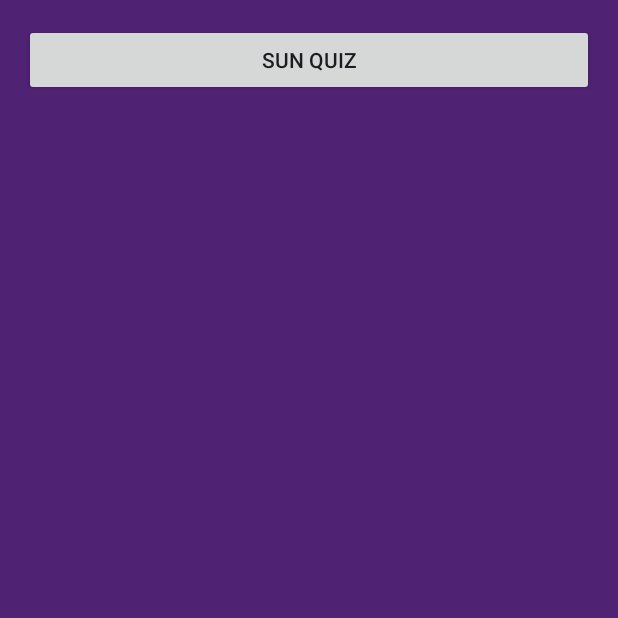
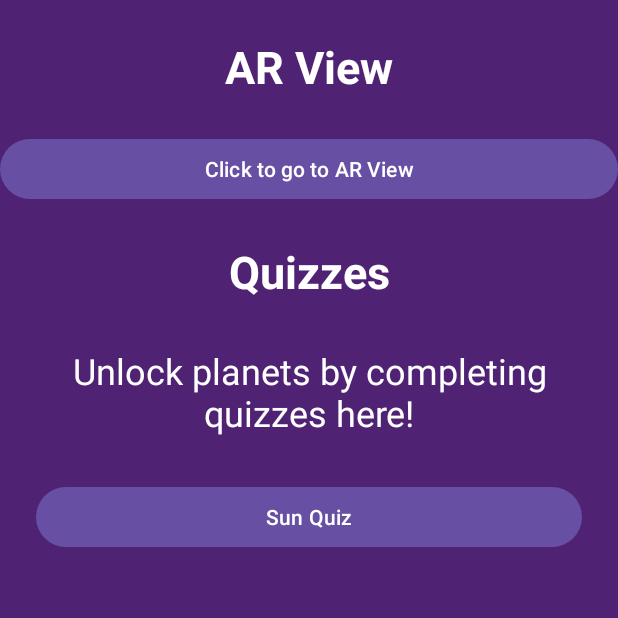
Before and after one commit to amberhogarth/Space_Quiz_App, an Android app: the screen it shows after launch (QuizActivity), after a tap on "Start Quiz", on a phone screen of 412 x 824 dp, the top half of it. Run offline under Robolectric (Android 15) with nearby library versions, the phone set to English and light mode, and no system bars; our stand-ins replace Room's generated code.

Commit message:
Edit UI on Quiz Activity page

```diff
--- a/app/src/main/java/au/edu/jcu/spacequizapp/needed/QuizActivity.kt
+++ b/app/src/main/java/au/edu/jcu/spacequizapp/needed/QuizActivity.kt
@@ -2,6 +2,7 @@ package au.edu.jcu.spacequizapp.needed
 
 import android.os.Bundle
 import android.util.Log
+import android.view.LayoutInflater
 import android.widget.Button
 import androidx.appcompat.app.AppCompatActivity
 import au.edu.jcu.spacequizapp.R
@@ -31,11 +32,33 @@ class QuizActivity : AppCompatActivity() {
         }
     }
 
+//    private fun setupQuizButtons(quizzes: List<Quiz>) {
+//        Log.d("QuizActivity", "Quizzes loaded: ${quizzes.size}")
+//        for (quiz in quizzes) {
+//            val button = Button(this).apply {
+//                text = quiz.title
+//                setOnClickListener {
+//                    val fragment = QuizFragment.newInstance(quiz.quizId)
+//                    supportFragmentManager.beginTransaction()
+//                        .replace(R.id.quizListContainer, fragment)
+//                        .addToBackStack(null)
+//                        .commit()
+//                }
+//            }
+//            binding.quizListContainer.addView(button)
+//        }
+//    }
 private fun setupQuizButtons(quizzes: List<Quiz>) {
     Log.d("QuizActivity", "Quizzes loaded: ${quizzes.size}")
+    val inflater = LayoutInflater.from(this)
+
     for (quiz in quizzes) {
-            val button = Button(this).apply {
-                text = quiz.title
+        // Inflate the custom quiz button layout
+        val buttonView = inflater.inflate(R.layout.item_quiz_button, binding.quizListContainer, false)
+
+        // Customize the button using the inflated layout
+        buttonView.findViewById<Button>(R.id.quiz_button).apply {
+            text = quiz.title // Set the text to the quiz title
             setOnClickListener {
                 val fragment = QuizFragment.newInstance(quiz.quizId)
                 supportFragmentManager.beginTransaction()
@@ -44,7 +67,9 @@ class QuizActivity : AppCompatActivity() {
                     .commit()
             }
         }
-            binding.quizListContainer.addView(button)
+
+        // Add the customized button to the container
+        binding.quizListContainer.addView(buttonView)
     }
 }
 }
--- a/app/src/main/res/layout/activity_quiz.xml
+++ b/app/src/main/res/layout/activity_quiz.xml
@@ -4,6 +4,46 @@
     android:layout_height="match_parent"
     android:orientation="vertical"
     android:background="@color/blue_purple">
+
+
+    <TextView
+        android:layout_width="match_parent"
+        android:layout_height="wrap_content"
+        android:text="AR View"
+        android:textColor="#FFFFFF"
+        android:textSize="30sp"
+        android:textStyle="bold"
+        android:gravity="center"
+        android:padding="24dp"/>
+
+    <Button
+        android:layout_width="match_parent"
+        android:layout_height="wrap_content"
+        android:text="Click to go to AR View"
+        android:padding="10dp"
+
+        />
+
+    <TextView
+        android:layout_width="match_parent"
+        android:layout_height="wrap_content"
+        android:text="Quizzes"
+        android:textSize="30sp"
+        android:textStyle="bold"
+        android:textColor="#FFFFFF"
+        android:gravity="center"
+        android:padding="24dp"
+        />
+
+    <TextView
+        android:layout_width="match_parent"
+        android:layout_height="wrap_content"
+        android:textSize="24sp"
+        android:text="Unlock planets by completing quizzes here!"
+        android:textColor="#FFFFFF"
+        android:gravity="center"
+        android:padding="5dp"
+        />
 
     <ScrollView
         android:layout_width="match_parent"
--- a/app/src/main/res/layout/item_quiz_button.xml
+++ b/app/src/main/res/layout/item_quiz_button.xml
@@ -4,5 +4,4 @@
     android:layout_width="match_parent"
     android:layout_height="wrap_content"
     android:layout_margin="8dp"
-    android:backgroundTint="@color/blue_purple"
     android:textColor="@android:color/white" />
```
Lines whose indentation alone changed are shown as unchanged.
